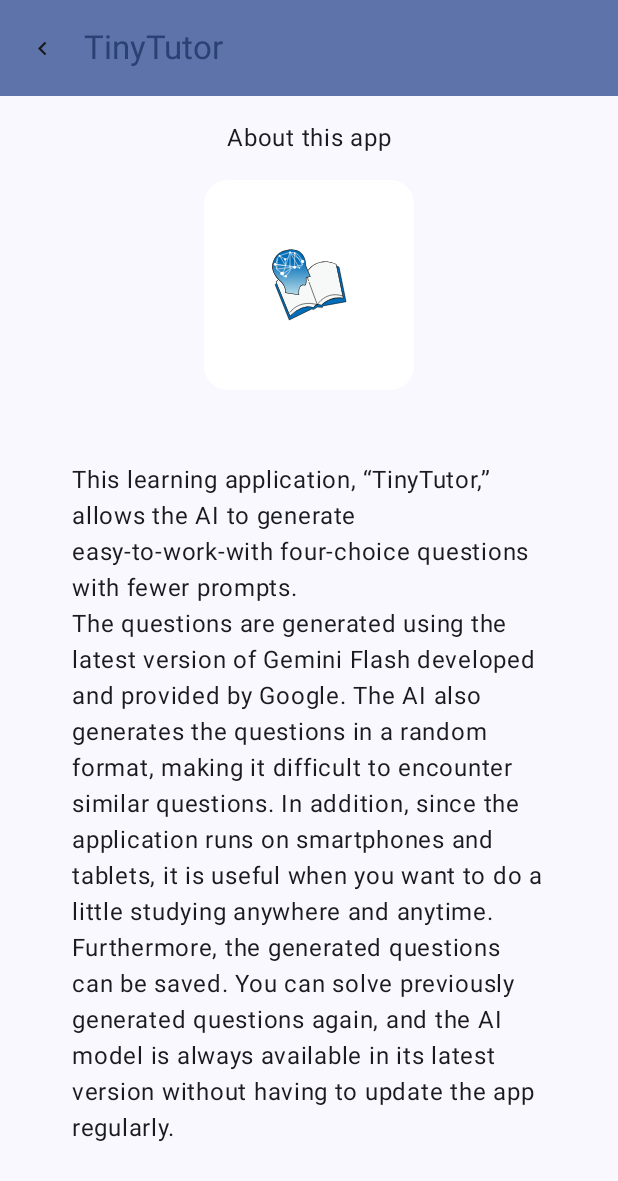
After one commit to dev-plasmavan/tinytutor, an Android app built with Jetpack Compose: the InfoActivity screen opened directly, with no data from a screen before it, on a phone screen of 412 x 824 dp. The commit adds this screen. Shown: the top 1181 px of the screen. Run offline under Robolectric (Android 15) with nearby library versions, the phone set to English and light mode, and no system bars.

Commit message:
Worked some...

```diff
--- a/src/app/src/main/AndroidManifest.xml
+++ b/src/app/src/main/AndroidManifest.xml
@@ -31,6 +31,12 @@
             android:theme="@style/Theme.TinyTutor">
         </activity>
         <activity
+            android:name=".InfoActivity"
+            android:exported="true"
+            android:label="@string/app_name"
+            android:theme="@style/Theme.TinyTutor">
+        </activity>
+        <activity
             android:name=".QuestionActivity"
             android:exported="true"
             android:label="@string/app_name"
--- /dev/null
+++ b/src/app/src/main/java/com/plasmavan/tinytutor/InfoActivity.kt
@@ -0,0 +1,166 @@
+package com.plasmavan.tinytutor
+
+import android.os.Bundle
+import androidx.activity.ComponentActivity
+import androidx.activity.compose.setContent
+import androidx.activity.enableEdgeToEdge
+import androidx.compose.foundation.Image
+import androidx.compose.foundation.background
+import androidx.compose.foundation.layout.Arrangement
+import androidx.compose.foundation.layout.Box
+import androidx.compose.foundation.layout.Column
+import androidx.compose.foundation.layout.fillMaxSize
+import androidx.compose.foundation.layout.fillMaxWidth
+import androidx.compose.foundation.layout.padding
+import androidx.compose.foundation.layout.size
+import androidx.compose.foundation.rememberScrollState
+import androidx.compose.foundation.shape.RoundedCornerShape
+import androidx.compose.foundation.verticalScroll
+import androidx.compose.material.icons.Icons
+import androidx.compose.material.icons.automirrored.filled.KeyboardArrowLeft
+import androidx.compose.material3.ButtonDefaults
+import androidx.compose.material3.Card
+import androidx.compose.material3.CardDefaults
+import androidx.compose.material3.ExperimentalMaterial3Api
+import androidx.compose.material3.Icon
+import androidx.compose.material3.IconButton
+import androidx.compose.material3.MaterialTheme
+import androidx.compose.material3.Scaffold
+import androidx.compose.material3.Surface
+import androidx.compose.material3.Text
+import androidx.compose.material3.TopAppBar
+import androidx.compose.material3.TopAppBarDefaults
+import androidx.compose.runtime.Composable
+import androidx.compose.ui.Alignment
+import androidx.compose.ui.Modifier
+import androidx.compose.ui.draw.clip
+import androidx.compose.ui.graphics.Color
+import androidx.compose.ui.layout.ContentScale
+import androidx.compose.ui.res.painterResource
+import androidx.compose.ui.text.style.TextAlign
+import androidx.compose.ui.unit.dp
+import com.plasmavan.tinytutor.ui.theme.TinyTutorTheme
+
+class InfoActivity : ComponentActivity() {
+
+    @OptIn(ExperimentalMaterial3Api::class)
+    override fun onCreate(savedInstanceState: Bundle?) {
+        super.onCreate(savedInstanceState)
+
+        enableEdgeToEdge()
+        setContent {
+            TinyTutorTheme {
+                Scaffold(
+                    modifier = Modifier.fillMaxSize(),
+                    topBar = {
+                        TopAppBar(
+                            title = { Text(text = getString(R.string.app_name)) },
+                            modifier = Modifier.fillMaxWidth(),
+                            colors = TopAppBarDefaults.topAppBarColors(
+                                containerColor = MaterialTheme.colorScheme.primaryContainer,
+                                titleContentColor = MaterialTheme.colorScheme.primary,
+                            ),
+                            navigationIcon = {
+                                IconButton( onClick = { finish() } ) {
+                                    Icon(
+                                        imageVector = Icons.AutoMirrored.Filled.KeyboardArrowLeft,
+                                        contentDescription = "Back",
+                                        modifier = Modifier.size(ButtonDefaults.IconSize)
+                                    )
+                                }
+                            },
+                        )
+                    },
+
+                    ) { innerPadding ->
+                    Surface(modifier = Modifier.padding(innerPadding)) {
+                        AboutThisApp()
+                    }
+                }
+            }
+        }
+    }
+
+    @Composable
+    private fun AboutThisApp() {
+        Column(
+            modifier = Modifier
+                .fillMaxSize()
+                .verticalScroll(rememberScrollState()),
+            verticalArrangement = Arrangement.Top,
+            horizontalAlignment = Alignment.CenterHorizontally
+        ) {
+            Box(
+                modifier = Modifier
+                    .fillMaxWidth()
+                    .padding(16.dp),
+                contentAlignment = Alignment.TopCenter
+            ) {
+                Text(
+                    text = getString(R.string.about_this_app_title)
+                )
+            }
+
+            Box(
+                modifier = Modifier
+                    .clip(RoundedCornerShape(16.dp))
+                    .background(Color.White)
+                    .padding(16.dp),
+                contentAlignment = Alignment.Center
+            ) {
+                Image(
+                    painter = painterResource(id = R.drawable.ic_launcher_foreground),
+                    contentDescription = "App icon",
+                    contentScale = ContentScale.FillBounds,
+                    modifier = Modifier.clip(RoundedCornerShape(16.dp))
+                )
+            }
+
+            Box(
+                modifier = Modifier
+                    .fillMaxWidth()
+                    .padding(32.dp),
+                contentAlignment = Alignment.TopCenter
+            ) {
+                Text(
+                    text = getString(R.string.about_this_app_content),
+                    modifier = Modifier
+                        .padding(16.dp),
+                    textAlign = TextAlign.Start,
+                )
+            }
+
+            Box(
+                modifier = Modifier
+                    .fillMaxWidth()
+                    .padding(16.dp),
+                contentAlignment = Alignment.TopCenter
+            ) {
+                Text(
+                    text = getString(R.string.data_and_privacy_title)
+                )
+            }
+
+            Box(
+                modifier = Modifier
+                    .fillMaxWidth()
+                    .padding(32.dp),
+                contentAlignment = Alignment.TopCenter
+            ) {
+                Card(
+                    colors = CardDefaults.cardColors(
+                        containerColor = MaterialTheme.colorScheme.surfaceVariant,
+                    ),
+                    modifier = Modifier.fillMaxWidth()
+                ) {
+                    Text(
+                        text = getString(R.string.data_and_privacy_content),
+                        modifier = Modifier
+                            .padding(16.dp),
+                        textAlign = TextAlign.Start,
+                    )
+                }
+            }
+        }
+    }
+}
--- a/src/app/src/main/java/com/plasmavan/tinytutor/MainActivity.kt
+++ b/src/app/src/main/java/com/plasmavan/tinytutor/MainActivity.kt
@@ -25,6 +25,7 @@ import androidx.compose.foundation.verticalScroll
 import androidx.compose.material.icons.Icons
 import androidx.compose.material.icons.filled.Delete
 import androidx.compose.material.icons.filled.Done
+import androidx.compose.material.icons.filled.Info
 import androidx.compose.material.icons.filled.Search
 import androidx.compose.material3.AlertDialog
 import androidx.compose.material3.Button
@@ -37,6 +38,7 @@ import androidx.compose.material3.ExposedDropdownMenuBox
 import androidx.compose.material3.ExposedDropdownMenuDefaults
 import androidx.compose.material3.Icon
 import androidx.compose.material3.IconButton
+import androidx.compose.material3.IconButtonDefaults
 import androidx.compose.material3.MaterialTheme
 import androidx.compose.material3.NavigationBar
 import androidx.compose.material3.NavigationBarItem
@@ -97,7 +99,21 @@ class MainActivity : ComponentActivity() {
                             colors = TopAppBarDefaults.topAppBarColors(
                                 containerColor = MaterialTheme.colorScheme.primaryContainer,
                                 titleContentColor = MaterialTheme.colorScheme.primary,
-                            )
+                            ),
+                            actions = {
+                                IconButton(
+                                    onClick = {
+                                        val intent = Intent(applicationContext, InfoActivity::class.java)
+                                        startActivity(intent)
+                                    }
+                                ) {
+                                    Icon(
+                                        imageVector = Icons.Filled.Info,
+                                        contentDescription = "About this app",
+                                        modifier = Modifier.size(ButtonDefaults.IconSize)
+                                    )
+                                }
+                            }
                         )
                     },
                     bottomBar = {
@@ -518,6 +534,10 @@ class MainActivity : ComponentActivity() {
                             }
 
                             val intent = Intent(applicationContext, ResultActivity::class.java)
+                            intent.putExtra("field", "なし")
+                            intent.putExtra("level", "なし")
+                            intent.putExtra("difficulty", "なし")
+                            intent.putExtra("certification", "なし")
                             intent.putExtra("custom_prompt", inputPrompt)
                             intent.putExtra("custom_state", customState)
 
@@ -618,11 +638,13 @@ class MainActivity : ComponentActivity() {
                                     .padding(8.dp)
                             )
 
-                            Text(
-                                text = "${it.contentField.toString()}, ${it.contentLevel.toString()}, ${it.contentDifficulty.toString()}, ${it.contentCertification.toString()}",
-                                modifier = Modifier
-                                    .padding(8.dp)
-                            )
+                            if(it.contentField != null && it.contentLevel != null && it.contentDifficulty != null && it.contentCertification != null) {
+                                Text(
+                                    text = "${it.contentField}, ${it.contentLevel}, ${it.contentDifficulty}, ${it.contentCertification}",
+                                    modifier = Modifier
+                                        .padding(8.dp)
+                                )
+                            }
 
                             ElevatedCard(
                                 elevation = CardDefaults.cardElevation(
--- a/src/app/src/main/res/values/strings.xml
+++ b/src/app/src/main/res/values/strings.xml
@@ -20,4 +20,8 @@
     <string name="requirement_input">Blank space does not generate a question.</string>
     <string name="delete_button">Delete</string>
     <string name="cancel_button">Cancel</string>
+    <string name="about_this_app_title">About this app</string>
+    <string name="about_this_app_content">This learning application, “TinyTutor,” allows the AI to generate easy-to-work-with four-choice questions with fewer prompts.\nThe questions are generated using the latest version of Gemini Flash developed and provided by Google. The AI also generates the questions in a random format, making it difficult to encounter similar questions. In addition, since the application runs on smartphones and tablets, it is useful when you want to do a little studying anywhere and anytime.\nFurthermore, the generated questions can be saved. You can solve previously generated questions again, and the AI model is always available in its latest version without having to update the app regularly.</string>
+    <string name="data_and_privacy_title">From “Gemini API Additional Terms of Service"</string>
+    <string name="data_and_privacy_content">The license you grant to Google under the "Submission of Content" section in the API Terms also extends, to the extent required under applicable law for our use, to any content (e.g., prompts, including associated system instructions, cached content, and files such as images, videos, or documents) you submit to the Services and to any generated responses. Google uses this data, consistent with our Privacy Policy, to provide, improve, and develop Google products and services and machine learning technologies, including Google’s enterprise features, products, and services.\nTo help with quality and improve our products, human reviewers may read, annotate, and process your API input and output. Google takes steps to protect your privacy as part of this process. This includes disconnecting this data from your Google Account, API key, and Cloud project before reviewers see or annotate it. Do not submit sensitive, confidential, or personal information to the Unpaid Services.\nGoogle only uses content that you import or upload to our model tuning feature for that express purpose. Tuning content may be retained in connection with your tuned models for purposes of re-tuning when supported models change. When you delete a tuned model, the related tuning content is also deleted.</string>
 </resources>
```
Also changed, not shown: 1 other file.
